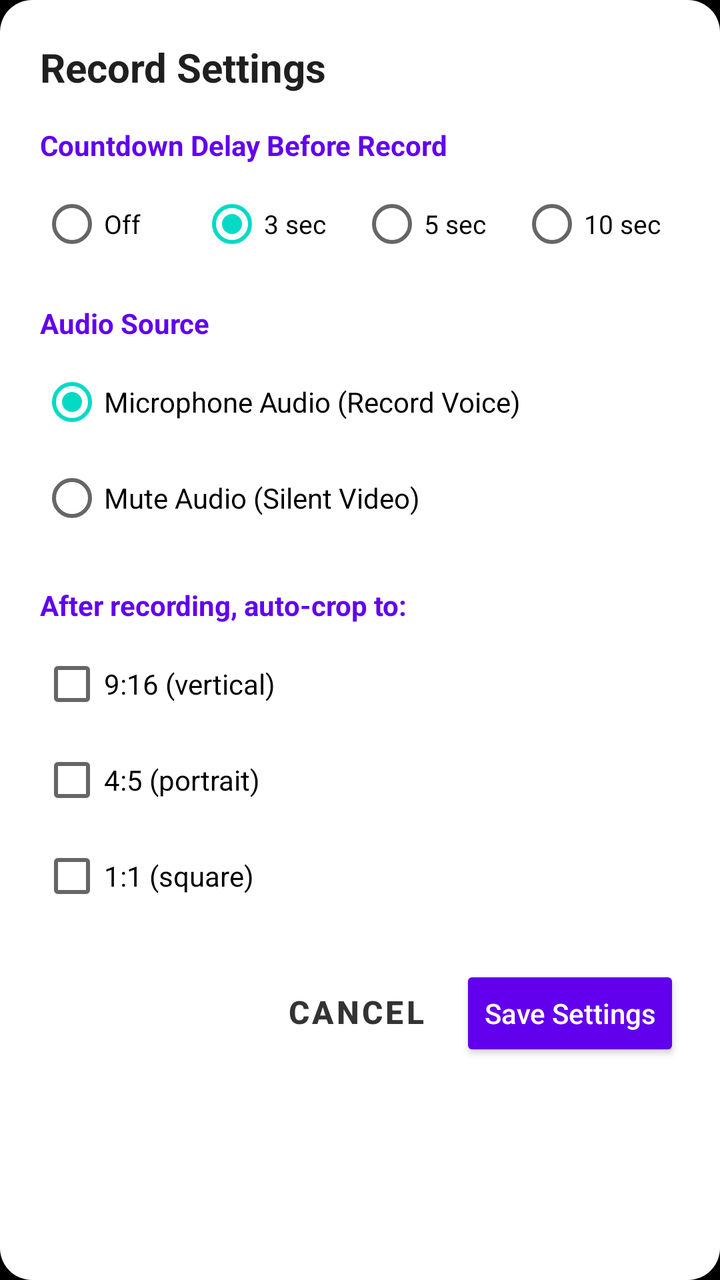
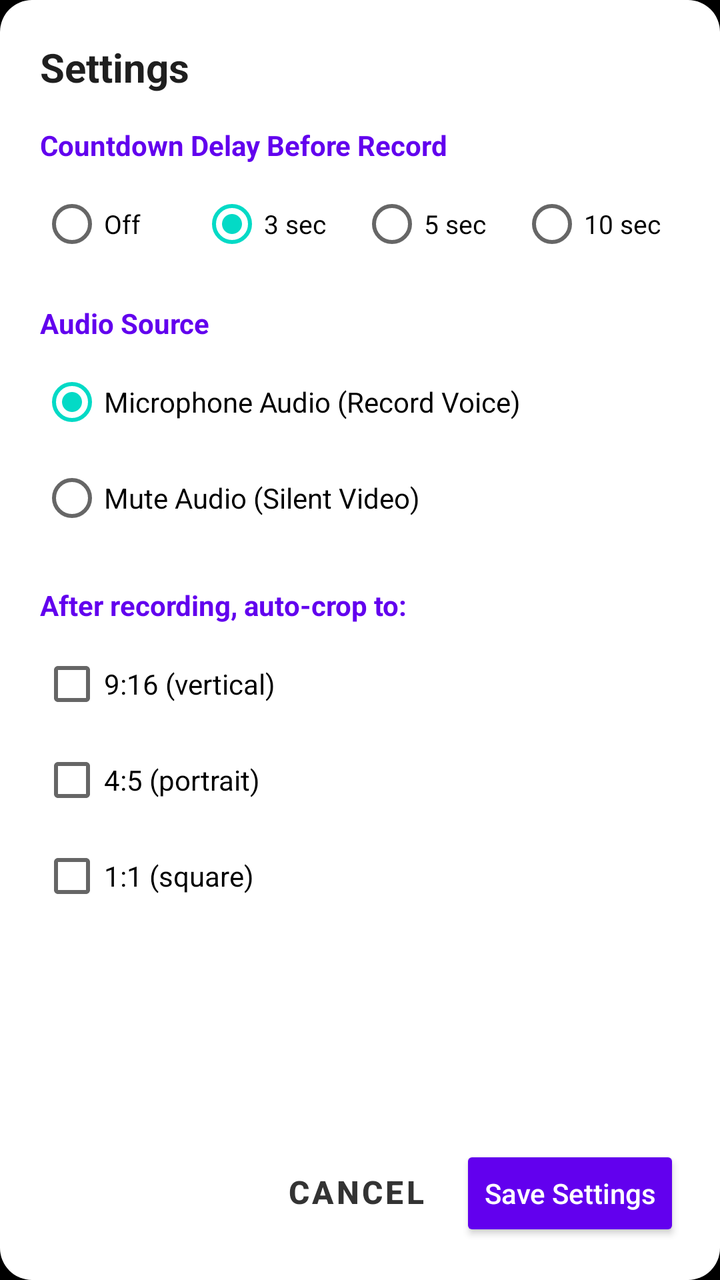

The first picture is an Android layout as it rendered before a commit; the second is the same layout after the commit. The layout source and the unified diff follow.
<!-- AndroidManifest.xml: application theme Theme.CustomScreen -->
<!-- res/layout/dialog_record_settings.xml -->
<?xml version="1.0" encoding="utf-8"?>
<LinearLayout xmlns:android="http://schemas.android.com/apk/res/android"
    xmlns:app="http://schemas.android.com/apk/res-auto"
    android:layout_width="match_parent"
    android:layout_height="wrap_content"
    android:orientation="vertical"
    android:padding="20dp"
    android:background="@drawable/bg_dialog_rounded">

    <TextView
        android:layout_width="match_parent"
        android:layout_height="wrap_content"
        android:text="Record Settings"
        android:textColor="#1F1F1F"
        android:textSize="20sp"
        android:textStyle="bold"
        android:layout_marginBottom="16dp" />

    
    <TextView
        android:layout_width="match_parent"
        android:layout_height="wrap_content"
        android:text="Countdown Delay Before Record"
        android:textColor="#6200EE"
        android:textSize="14sp"
        android:textStyle="bold"
        android:layout_marginBottom="6dp" />

    <RadioGroup
        android:id="@+id/rg_countdown"
        android:layout_width="match_parent"
        android:layout_height="wrap_content"
        android:orientation="horizontal"
        android:layout_marginBottom="16dp">

        <RadioButton
            android:id="@+id/rb_countdown_0"
            android:layout_width="0dp"
            android:layout_height="wrap_content"
            android:layout_weight="1"
            android:text="Off"
            android:textSize="13sp" />

        <RadioButton
            android:id="@+id/rb_countdown_3"
            android:layout_width="0dp"
            android:layout_height="wrap_content"
            android:layout_weight="1"
            android:text="3 sec"
            android:textSize="13sp"
            android:checked="true" />

        <RadioButton
            android:id="@+id/rb_countdown_5"
            android:layout_width="0dp"
            android:layout_height="wrap_content"
            android:layout_weight="1"
            android:text="5 sec"
            android:textSize="13sp" />

        <RadioButton
            android:id="@+id/rb_countdown_10"
            android:layout_width="0dp"
            android:layout_height="wrap_content"
            android:layout_weight="1"
            android:text="10 sec"
            android:textSize="13sp" />
    </RadioGroup>

    
    <TextView
        android:layout_width="match_parent"
        android:layout_height="wrap_content"
        android:text="Audio Source"
        android:textColor="#6200EE"
        android:textSize="14sp"
        android:textStyle="bold"
        android:layout_marginBottom="6dp" />

    <RadioGroup
        android:id="@+id/rg_audio"
        android:layout_width="match_parent"
        android:layout_height="wrap_content"
        android:orientation="vertical"
        android:layout_marginBottom="20dp">

        <RadioButton
            android:id="@+id/rb_audio_mic"
            android:layout_width="match_parent"
            android:layout_height="wrap_content"
            android:text="Microphone Audio (Record Voice)"
            android:textSize="14sp"
            android:checked="true" />

        <RadioButton
            android:id="@+id/rb_audio_mute"
            android:layout_width="match_parent"
            android:layout_height="wrap_content"
            android:text="Mute Audio (Silent Video)"
            android:textSize="14sp" />
    </RadioGroup>

    
    <TextView
        android:layout_width="match_parent"
        android:layout_height="wrap_content"
        android:text="After recording, auto-crop to:"
        android:textColor="#6200EE"
        android:textSize="14sp"
        android:textStyle="bold"
        android:layout_marginBottom="6dp" />

    <CheckBox
        android:id="@+id/cb_crop_9_16"
        android:layout_width="match_parent"
        android:layout_height="wrap_content"
        android:text="9:16 (vertical)"
        android:textSize="14sp" />

    <CheckBox
        android:id="@+id/cb_crop_4_5"
        android:layout_width="match_parent"
        android:layout_height="wrap_content"
        android:text="4:5 (portrait)"
        android:textSize="14sp" />

    <CheckBox
        android:id="@+id/cb_crop_1_1"
        android:layout_width="match_parent"
        android:layout_height="wrap_content"
        android:text="1:1 (square)"
        android:textSize="14sp"
        android:layout_marginBottom="20dp" />

    
    <LinearLayout
        android:layout_width="match_parent"
        android:layout_height="wrap_content"
        android:orientation="horizontal"
        android:gravity="end">

        <Button
            android:id="@+id/btn_cancel_settings"
            style="?attr/borderlessButtonStyle"
            android:layout_width="wrap_content"
            android:layout_height="48dp"
            android:text="Cancel"
            android:textColor="#333333"
            android:textSize="16sp"
            android:textStyle="bold"
            android:layout_marginEnd="8dp" />

        <Button
            android:id="@+id/btn_save_settings"
            android:layout_width="wrap_content"
            android:layout_height="48dp"
            android:text="Save Settings"
            android:textAllCaps="false"
            android:textColor="#FFFFFF"
            android:backgroundTint="#6200EE" />
    </LinearLayout>

</LinearLayout>
<!-- resources referenced by this layout -->
<resources>
  <!-- drawable bg_dialog_rounded (drawable) -->
  <?xml version="1.0" encoding="utf-8"?>
  <shape xmlns:android="http://schemas.android.com/apk/res/android"
      android:shape="rectangle">
      <solid android:color="#FFFFFF" />
      <corners android:radius="16dp" />
  </shape>
  <style name="Theme.CustomScreen" parent="Theme.MaterialComponents.DayNight.NoActionBar">
          <item name="android:windowBackground">@android:color/black</item>
          <item name="android:statusBarColor">@android:color/transparent</item>
          <item name="android:navigationBarColor">@android:color/transparent</item>
          <item name="android:windowLightStatusBar">false</item>
          <item name="android:windowLightNavigationBar">false</item>
      </style>
</resources>

<!-- the commit's change to res/layout/dialog_record_settings.xml (unified diff, before → after) -->
@@ -10,11 +10,47 @@
     <TextView
         android:layout_width="match_parent"
         android:layout_height="wrap_content"
-        android:text="Record Settings"
+        android:text="Settings"
         android:textColor="#1F1F1F"
         android:textSize="20sp"
         android:textStyle="bold"
         android:layout_marginBottom="16dp" />
+
+    <ScrollView
+        android:layout_width="match_parent"
+        android:layout_height="wrap_content"
+        android:layout_weight="1"
+        android:fillViewport="false">
+
+        <LinearLayout
+            android:layout_width="match_parent"
+            android:layout_height="wrap_content"
+            android:orientation="vertical">
+
+    
+    <LinearLayout
+        android:id="@+id/permissions_section"
+        android:layout_width="match_parent"
+        android:layout_height="wrap_content"
+        android:orientation="vertical"
+        android:layout_marginBottom="16dp"
+        android:visibility="gone">
+
+        <TextView
+            android:layout_width="match_parent"
+            android:layout_height="wrap_content"
+            android:text="Permissions not granted yet"
+            android:textColor="#6200EE"
+            android:textSize="14sp"
+            android:textStyle="bold"
+            android:layout_marginBottom="6dp" />
+
+        <LinearLayout
+            android:id="@+id/permissions_container"
+            android:layout_width="match_parent"
+            android:layout_height="wrap_content"
+            android:orientation="vertical" />
+    </LinearLayout>
 
     
     <TextView
@@ -131,6 +167,9 @@
         android:text="1:1 (square)"
         android:textSize="14sp"
         android:layout_marginBottom="20dp" />
+
+        </LinearLayout>
+    </ScrollView>
 
     
     <LinearLayout
